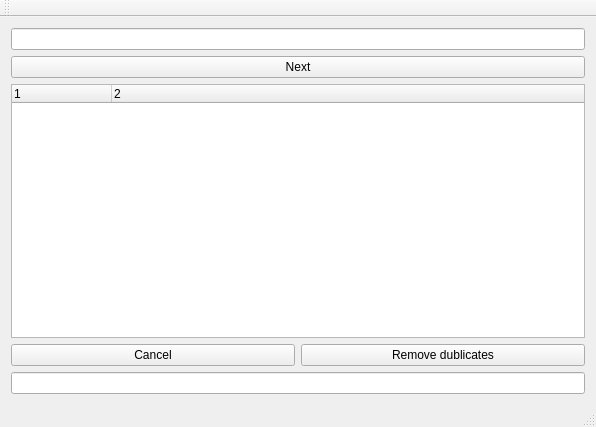
Old version of the form mainwindow.ui in the repository annbumagina/dir.
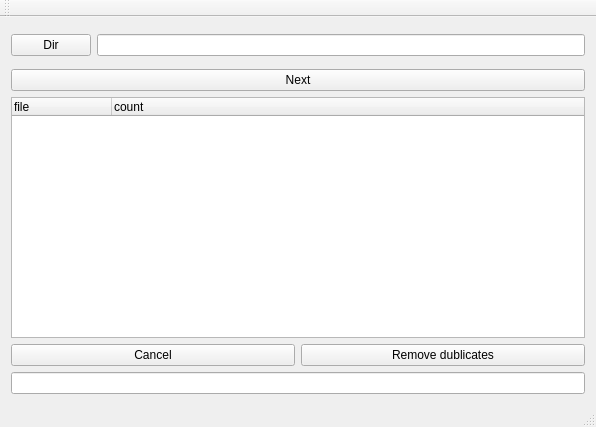
New version of the form.

```diff
--- a/mainwindow.ui
+++ b/mainwindow.ui
@@ -18,7 +18,38 @@
     <item>
      <layout class="QVBoxLayout" name="verticalLayout_2">
       <item>
-       <widget class="QLineEdit" name="lineEdit"/>
+       <widget class="QWidget" name="widget_2" native="true">
+        <property name="minimumSize">
+         <size>
+          <width>0</width>
+          <height>35</height>
+         </size>
+        </property>
+        <layout class="QHBoxLayout" name="horizontalLayout_2">
+         <property name="leftMargin">
+          <number>0</number>
+         </property>
+         <property name="topMargin">
+          <number>0</number>
+         </property>
+         <property name="rightMargin">
+          <number>0</number>
+         </property>
+         <property name="bottomMargin">
+          <number>0</number>
+         </property>
+         <item>
+          <widget class="QPushButton" name="select_directory">
+           <property name="text">
+            <string>Dir</string>
+           </property>
+          </widget>
+         </item>
+         <item>
+          <widget class="QLineEdit" name="lineEdit"/>
+         </item>
+        </layout>
+       </widget>
       </item>
       <item>
        <widget class="QPushButton" name="pushButton">
@@ -31,12 +62,12 @@
        <widget class="QTreeWidget" name="treeWidget">
         <column>
          <property name="text">
-          <string>1</string>
+          <string>file</string>
          </property>
         </column>
         <column>
          <property name="text">
-          <string>2</string>
+          <string>count</string>
          </property>
         </column>
        </widget>
```
Left out of the diff: 5 changed lines with no effect on the pictures.
